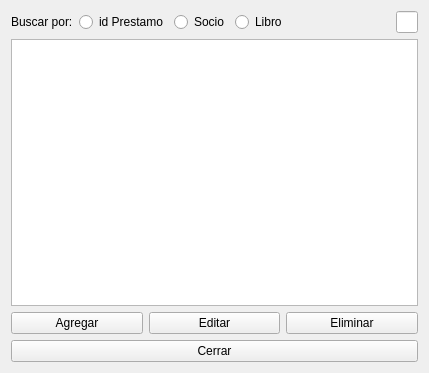
Old version of the form prestamo.ui in the repository DanielaGanan/biblioteca.
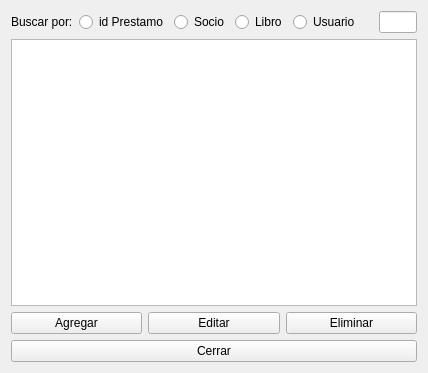
New version of the form.

Commit message: metodos clase prestamo

What changed in the file:
```diff
--- a/prestamo.ui
+++ b/prestamo.ui
@@ -90,10 +90,17 @@
          </property>
         </widget>
        </item>
+       <item>
+        <widget class="QRadioButton" name="botusuario">
+         <property name="text">
+          <string>Usuario</string>
+         </property>
+        </widget>
+       </item>
        <item>
         <widget class="QLabel" name="label_2">
          <property name="text">
-          <string>                             </string>
+          <string/>
          </property>
         </widget>
        </item>
```
Left out of the diff: 6 changed lines with no effect on the pictures. The commit also changes 8 other files.
